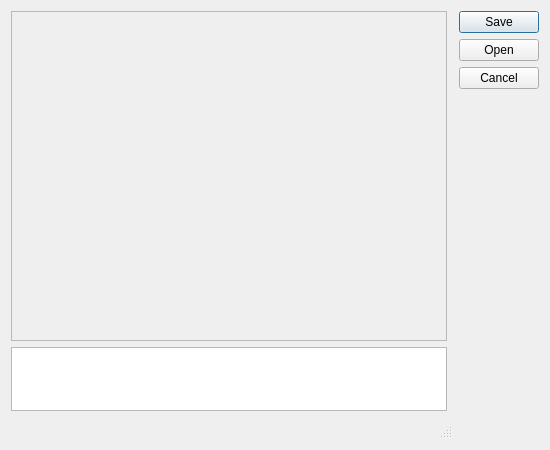
Old version of the form python/plugins/processingplugin/dialog.ui in the repository CzendaZdenda/qgis.
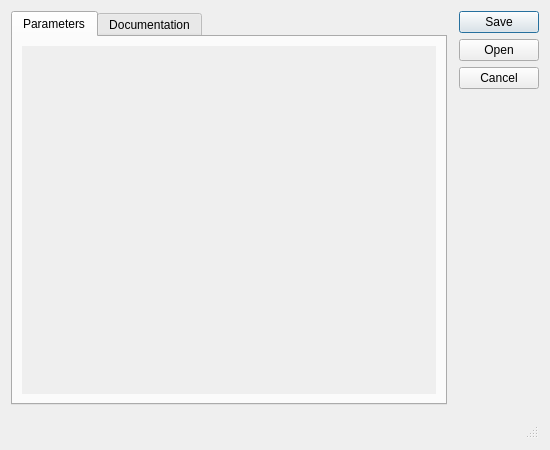
New version of the form.

Commit message: Changes to module documentation GUI. Add parameter docs.

Patch:
```diff
--- a/python/plugins/processingplugin/dialog.ui
+++ b/python/plugins/processingplugin/dialog.ui
@@ -14,7 +14,65 @@
    <string>Run Processing module </string>
   </property>
   <layout class="QGridLayout" name="gridLayout">
-   <item row="0" column="2">
+   <item row="0" column="0">
+    <widget class="QTabWidget" name="tabWidget">
+     <property name="currentIndex">
+      <number>0</number>
+     </property>
+     <widget class="QWidget" name="parametersTab">
+      <attribute name="title">
+       <string>Parameters</string>
+      </attribute>
+      <layout class="QHBoxLayout" name="parametersLayout">
+       <item>
+        <widget class="QScrollArea" name="scrollArea">
+         <property name="frameShape">
+          <enum>QFrame::NoFrame</enum>
+         </property>
+         <property name="horizontalScrollBarPolicy">
+          <enum>Qt::ScrollBarAlwaysOff</enum>
+         </property>
+         <property name="widgetResizable">
+          <bool>true</bool>
+         </property>
+         <widget class="QWidget" name="widget">
+          <property name="geometry">
+           <rect>
+            <x>0</x>
+            <y>0</y>
+            <width>421</width>
+            <height>357</height>
+           </rect>
+          </property>
+          <property name="sizePolicy">
+           <sizepolicy hsizetype="Preferred" vsizetype="Expanding">
+            <horstretch>0</horstretch>
+            <verstretch>0</verstretch>
+           </sizepolicy>
+          </property>
+          <layout class="QFormLayout" name="form"/>
+         </widget>
+        </widget>
+       </item>
+      </layout>
+     </widget>
+     <widget class="QWidget" name="textTab">
+      <attribute name="title">
+       <string>Documentation</string>
+      </attribute>
+      <layout class="QVBoxLayout" name="textLayout">
+       <item>
+        <widget class="QTextBrowser" name="text">
+         <property name="openExternalLinks">
+          <bool>true</bool>
+         </property>
+        </widget>
+       </item>
+      </layout>
+     </widget>
+    </widget>
+   </item>
+   <item row="0" column="2" rowspan="2">
     <widget class="QDialogButtonBox" name="buttons">
      <property name="orientation">
       <enum>Qt::Vertical</enum>
@@ -24,46 +82,8 @@
      </property>
     </widget>
    </item>
-   <item row="2" column="0">
-    <widget class="QTextBrowser" name="text">
-     <property name="sizePolicy">
-      <sizepolicy hsizetype="Expanding" vsizetype="Fixed">
-       <horstretch>0</horstretch>
-       <verstretch>0</verstretch>
-      </sizepolicy>
-     </property>
-     <property name="maximumSize">
-      <size>
-       <width>16777215</width>
-       <height>64</height>
-      </size>
-     </property>
-    </widget>
-   </item>
-   <item row="0" column="0">
-    <widget class="QScrollArea" name="scrollArea">
-     <property name="widgetResizable">
-      <bool>true</bool>
-     </property>
-     <property name="horizontalScrollBarPolicy">
-         <enum>Qt::ScrollBarAlwaysOff</enum>
-     </property>
-     <widget class="QWidget" name="">
-       <property name="geometry">
-        <rect>
-         <x>-10</x>
-         <y>140</y>
-         <width>304</width>
-         <height>166</height>
-        </rect>
-       </property>
-       <layout class="QFormLayout" name="form"/>
-     </widget>
-    </widget>
-   </item>
-   <item row="3" column="0" colspan="2">
-       <widget class="QStatusBar" name="statusBar">
-       </widget>
+   <item row="3" column="0" colspan="3">
+    <widget class="QStatusBar" name="statusBar"/>
    </item>
   </layout>
  </widget>
```
The commit also changes 2 other files.
